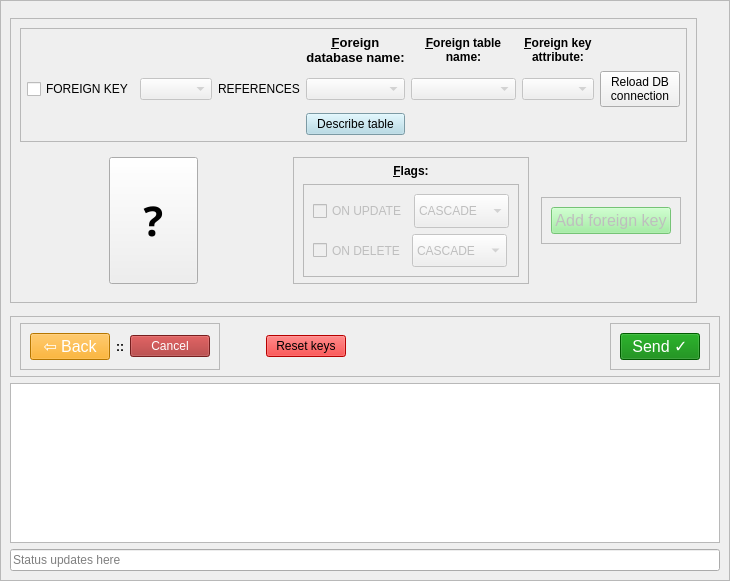
Above: create_table_constructor.ui from TiReks33/adb-explorer before the change. Below: the same form after it.
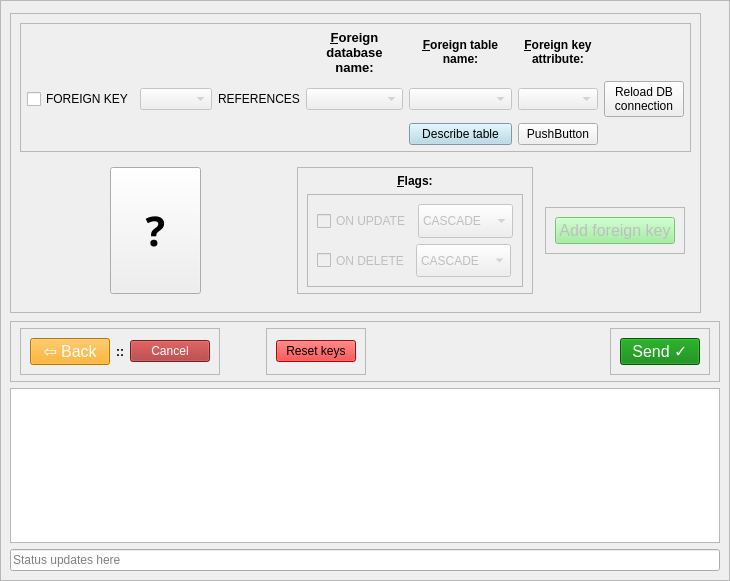
That is the form after the change. The open tabs and pages were chosen to show the change.

Commit message: 32 -- sql connections interface rework complete; 'Describe table' windows logic rework wip

Patch:
```diff
--- a/create_table_constructor.ui
+++ b/create_table_constructor.ui
@@ -1116,22 +1116,6 @@
               </property>
              </widget>
             </item>
-            <item row="2" column="3">
-             <widget class="QPushButton" name="describe_tbl_button_2">
-              <property name="sizePolicy">
-               <sizepolicy hsizetype="Expanding" vsizetype="Fixed">
-                <horstretch>0</horstretch>
-                <verstretch>0</verstretch>
-               </sizepolicy>
-              </property>
-              <property name="styleSheet">
-               <string notr="true">background-color: lightblue;</string>
-              </property>
-              <property name="text">
-               <string>Describe table</string>
-              </property>
-             </widget>
-            </item>
             <item row="1" column="4">
              <widget class="QComboBox" name="ref_table_comboBox_2">
               <property name="enabled">
@@ -1268,6 +1252,29 @@
               </property>
              </widget>
             </item>
+            <item row="2" column="4">
+             <widget class="QPushButton" name="describe_tbl_button_2">
+              <property name="sizePolicy">
+               <sizepolicy hsizetype="Expanding" vsizetype="Fixed">
+                <horstretch>0</horstretch>
+                <verstretch>0</verstretch>
+               </sizepolicy>
+              </property>
+              <property name="styleSheet">
+               <string notr="true">background-color: lightblue;</string>
+              </property>
+              <property name="text">
+               <string>Describe table</string>
+              </property>
+             </widget>
+            </item>
+            <item row="2" column="5">
+             <widget class="QPushButton" name="pushButton">
+              <property name="text">
+               <string>PushButton</string>
+              </property>
+             </widget>
+            </item>
            </layout>
           </widget>
          </item>
@@ -1704,6 +1711,15 @@
         </spacer>
        </item>
        <item>
+        <widget class="QFrame" name="frame_13">
+         <property name="frameShape">
+          <enum>QFrame::StyledPanel</enum>
+         </property>
+         <property name="frameShadow">
+          <enum>QFrame::Raised</enum>
+         </property>
+         <layout class="QHBoxLayout" name="horizontalLayout_7">
+          <item>
         <widget class="QPushButton" name="reset_button_2">
          <property name="sizePolicy">
           <sizepolicy hsizetype="Preferred" vsizetype="Fixed">
@@ -1717,6 +1733,9 @@
          <property name="text">
           <string>Reset keys</string>
          </property>
+           </widget>
+          </item>
+         </layout>
         </widget>
        </item>
        <item>
```
Left out of the diff: 14 changed lines with no effect on the pictures. Lines whose indentation alone changed are shown as unchanged. The commit also changes 14 other files.
